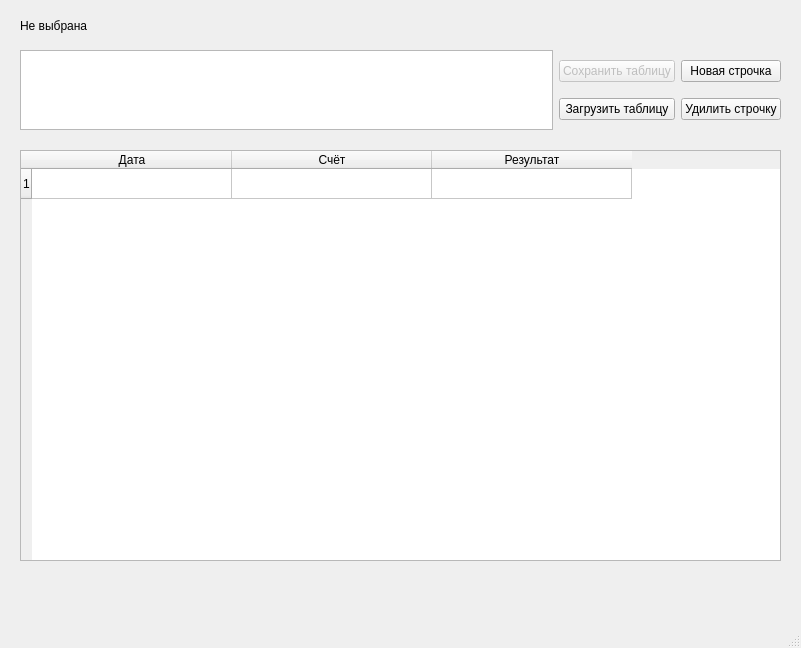
First picture: the form in test.ui, repository OgnestrelYT/Sport-Oracle, before the edit.
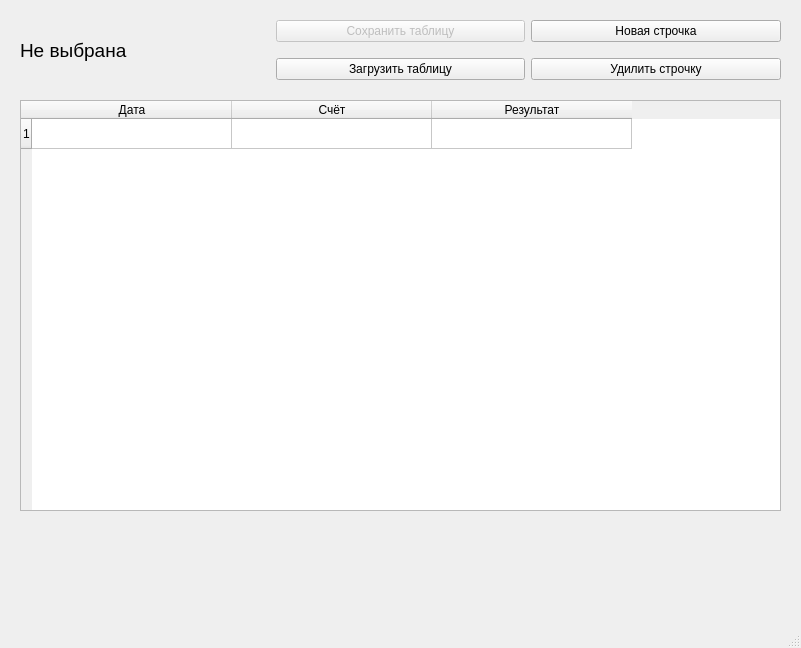
Second picture: the form after the edit.

The edit to the form file:
```diff
--- a/test.ui
+++ b/test.ui
@@ -21,7 +21,7 @@
     <property name="geometry">
      <rect>
       <x>20</x>
-      <y>150</y>
+      <y>100</y>
       <width>761</width>
       <height>411</height>
      </rect>
@@ -78,14 +78,23 @@
     <property name="geometry">
      <rect>
       <x>20</x>
-      <y>50</y>
+      <y>10</y>
       <width>761</width>
       <height>80</height>
      </rect>
     </property>
     <layout class="QHBoxLayout" name="horizontalLayout">
      <item>
-      <widget class="QTextEdit" name="Team_Search"/>
+      <widget class="QLabel" name="Team_Name_Text">
+       <property name="font">
+        <font>
+         <pointsize>14</pointsize>
+        </font>
+       </property>
+       <property name="text">
+        <string>Не выбрана</string>
+       </property>
+      </widget>
      </item>
      <item>
       <layout class="QVBoxLayout" name="verticalLayout_3">
@@ -128,19 +137,6 @@
      </item>
     </layout>
    </widget>
-   <widget class="QLabel" name="Team_Name_Text">
-    <property name="geometry">
-     <rect>
-      <x>20</x>
-      <y>10</y>
-      <width>761</width>
-      <height>31</height>
-     </rect>
-    </property>
-    <property name="text">
-     <string>Не выбрана</string>
-    </property>
-   </widget>
   </widget>
   <widget class="QMenuBar" name="menubar">
    <property name="geometry">
```
Left out of the diff: 2 changed lines with no effect on the pictures.
